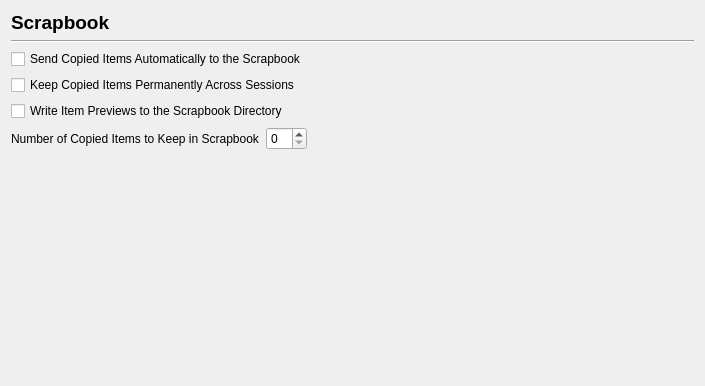
Old version of the form scribus/ui/prefs_scrapbookbase.ui in the repository scribusproject/scribus.
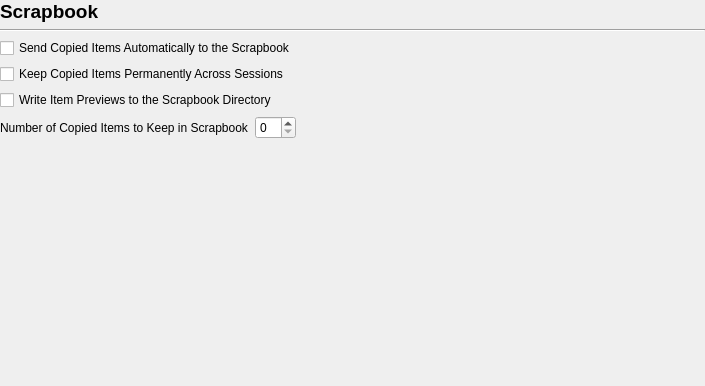
New version of the form.

```diff
--- a/scribus/ui/prefs_scrapbookbase.ui
+++ b/scribus/ui/prefs_scrapbookbase.ui
@@ -14,6 +14,18 @@
    <string notr="true">Form</string>
   </property>
   <layout class="QVBoxLayout" name="verticalLayout">
+   <property name="leftMargin">
+    <number>0</number>
+   </property>
+   <property name="topMargin">
+    <number>0</number>
+   </property>
+   <property name="rightMargin">
+    <number>0</number>
+   </property>
+   <property name="bottomMargin">
+    <number>0</number>
+   </property>
    <item>
     <widget class="QLabel" name="titleLabel">
      <property name="font">
```
